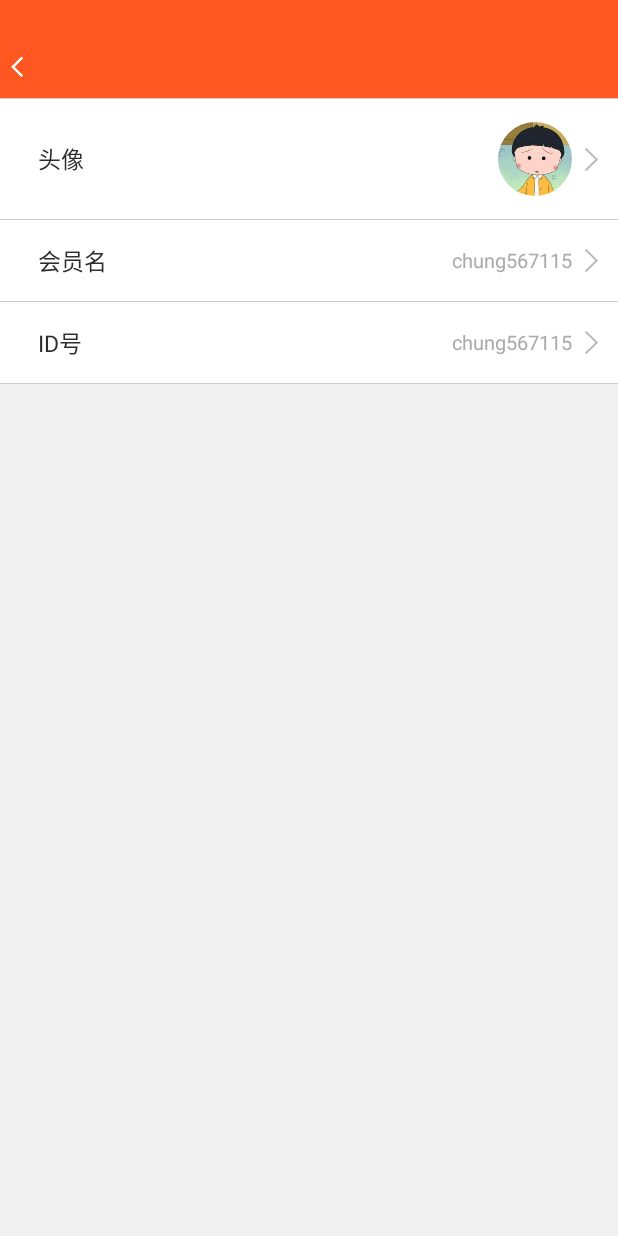
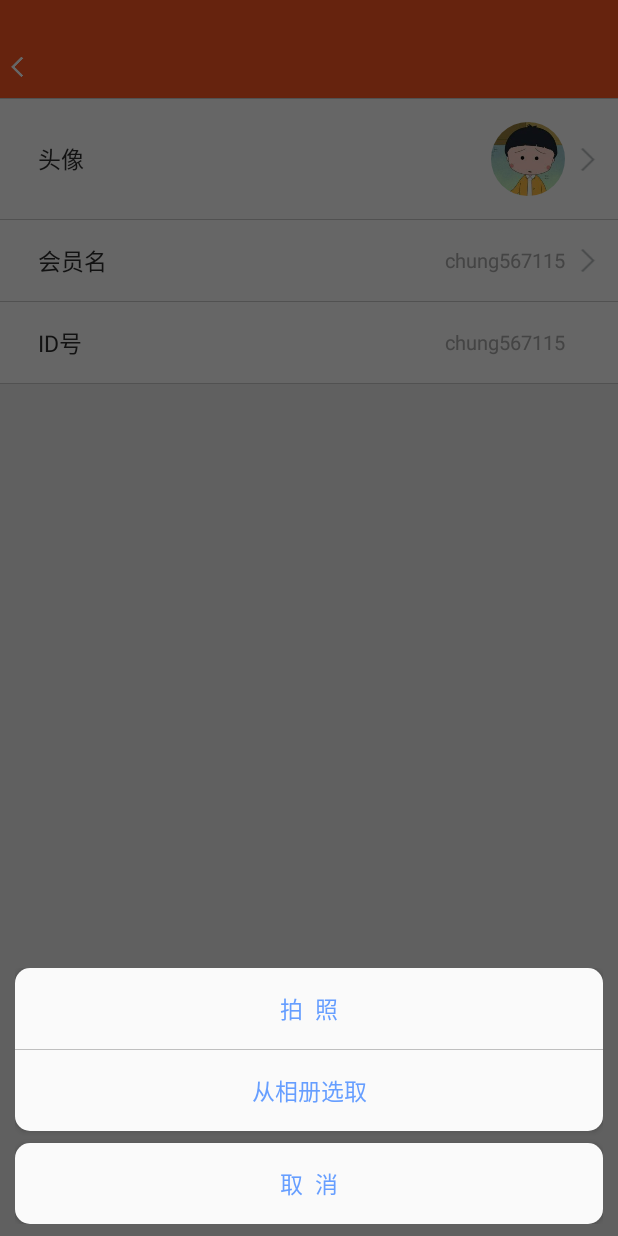
Before and after one commit to guojie1992/YiYuanDuoBao_Android, an Android app: the PersonalInfoActivity screen opened directly, with no data from a screen before it, after a tap on "头像", on a phone screen of 412 x 824 dp. Run offline under Robolectric (Android 15) with nearby library versions, the phone set to English and light mode, and no system bars; our stand-ins replace ButterKnife, CircleImageView; libraries missing offline, so code that uses them is left out: com.orhanobut.logger.

Commit message:
20160814 iosDialog

```diff
--- a/app/src/main/java/so/len/duobao/activity/PersonalInfoActivity.java
+++ b/app/src/main/java/so/len/duobao/activity/PersonalInfoActivity.java
@@ -12,6 +12,7 @@ import butterknife.OnClick;
 import de.hdodenhof.circleimageview.CircleImageView;
 import so.len.duobao.R;
 import so.len.duobao.customView.TopMenuBar;
+import so.len.duobao.customView.iOSActionSheetDialog;
 import so.len.duobao.iPresenter.PersonalInfoPresenter;
 import so.len.duobao.iView.IPersonalInfoView;
 
@@ -64,20 +65,21 @@ public class PersonalInfoActivity extends BaseActivity implements IPersonalInfoV
         });
     }
 
-    @OnClick({R.id.ll_head_pic_activity_personal_info, R.id.ll_username_activity_personal_info, R.id.ll_id_activity_personal_info})
+    @OnClick({R.id.ll_head_pic_activity_personal_info, R.id.ll_username_activity_personal_info})
     public void onClick(View view) {
         switch (view.getId()) {
             case R.id.ll_head_pic_activity_personal_info:
-                toast("ll_head_pic_activity_personal_info");
+                iOSActionSheetDialog dialog = new iOSActionSheetDialog(PersonalInfoActivity.this);
+                dialog.builder()
+                        .setCancelable(true)
+                        .setCanceledOnTouchOutside(true)
+                        .show();
                 break;
             case R.id.ll_username_activity_personal_info:
                 Intent intent = new Intent();
                 intent.setClass(PersonalInfoActivity.this, ChangeUsernameActivity.class);
                 startActivity(intent);
                 break;
-            case R.id.ll_id_activity_personal_info:
-                toast("ll_id_activity_personal_info");
-                break;
         }
     }
 }
--- /dev/null
+++ b/app/src/main/java/so/len/duobao/customView/iOSActionSheetDialog.java
@@ -0,0 +1,108 @@
+package so.len.duobao.customView;
+
+import android.app.Activity;
+import android.app.Dialog;
+import android.content.Context;
+import android.content.Intent;
+import android.net.Uri;
+import android.os.Environment;
+import android.provider.MediaStore;
+import android.view.Display;
+import android.view.Gravity;
+import android.view.LayoutInflater;
+import android.view.View;
+import android.view.View.OnClickListener;
+import android.view.Window;
+import android.view.WindowManager;
+import android.widget.Button;
+
+import so.len.duobao.R;
+
+import java.io.File;
+public class iOSActionSheetDialog {
+    private Context context;
+    private Dialog dialog;
+    private Button btn_take_photo;
+    private Button btn_choose_photo;
+    private Button btn_cancel;
+    private Display display;
+
+    public iOSActionSheetDialog(Context context) {
+        this.context = context;
+        WindowManager windowManager = (WindowManager) context
+                .getSystemService(Context.WINDOW_SERVICE);
+        display = windowManager.getDefaultDisplay();
+    }
+
+    public iOSActionSheetDialog builder() {
+        // 获取Dialog布局
+        View view = LayoutInflater.from(context).inflate(R.layout.view_iosactionsheetdialog, null);
+
+        // 设置Dialog最小宽度为屏幕宽度
+        view.setMinimumWidth(display.getWidth());
+
+        // 获取自定义Dialog布局中的控件
+        btn_take_photo = (Button) view.findViewById(R.id.btn_take_photo);
+        btn_take_photo.setOnClickListener(new OnClickListener() {
+            @Override
+            public void onClick(View v) {
+                dialog.dismiss();
+                Intent intentFromCapture = new Intent(MediaStore.ACTION_IMAGE_CAPTURE);
+                intentFromCapture.putExtra(MediaStore.EXTRA_OUTPUT, Uri.fromFile(new File(Environment.getExternalStorageDirectory(), "head.png")));
+                ((Activity) context).startActivityForResult(intentFromCapture, 1);
+            }
+        });
+        btn_choose_photo = (Button) view.findViewById(R.id.btn_choose_photo);
+        btn_choose_photo.setOnClickListener(new OnClickListener() {
+            @Override
+            public void onClick(View v) {
+                dialog.dismiss();
+                Intent intentFromGallery = new Intent();
+                intentFromGallery.setType("image/*"); // 设置文件类型
+                intentFromGallery.setAction(Intent.ACTION_GET_CONTENT);
+                ((Activity) context).startActivityForResult(intentFromGallery, 2);
+            }
+        });
+        btn_cancel = (Button) view.findViewById(R.id.btn_cancel);
+        btn_cancel.setOnClickListener(new OnClickListener() {
+            @Override
+            public void onClick(View v) {
+                dialog.dismiss();
+            }
+        });
+
+        // 定义Dialog布局和参数
+        dialog = new Dialog(context, R.style.iOSActionSheetDialogStyle);
+        dialog.setContentView(view);
+
+        Window dialogWindow = dialog.getWindow();
+        dialogWindow.setGravity(Gravity.LEFT | Gravity.BOTTOM);
+        WindowManager.LayoutParams lp = dialogWindow.getAttributes();
+        lp.x = 0;
+        lp.y = 0;
+        dialogWindow.setAttributes(lp);
+
+        return this;
+    }
+
+//    public iOSActionSheetDialog setTitle(String title) {
+//        showTitle = true;
+//        txt_title.setVisibility(View.VISIBLE);
+//        txt_title.setText(title);
+//        return this;
+//    }
+
+    public iOSActionSheetDialog setCancelable(boolean cancel) {
+        dialog.setCancelable(cancel);
+        return this;
+    }
+
+    public iOSActionSheetDialog setCanceledOnTouchOutside(boolean cancel) {
+        dialog.setCanceledOnTouchOutside(cancel);
+        return this;
+    }
+
+    public void show() {
+        dialog.show();
+    }
+}
--- a/app/src/main/res/layout/activity_personal_info.xml
+++ b/app/src/main/res/layout/activity_personal_info.xml
@@ -31,7 +31,7 @@
             <TextView
                 android:layout_width="0dp"
                 android:layout_height="wrap_content"
-                android:layout_weight="5"
+                android:layout_weight="10"
                 android:gravity="left"
                 android:layout_gravity="center_vertical"
                 android:layout_marginLeft="@dimen/dp_10"
@@ -49,7 +49,7 @@
                 android:padding="@dimen/dp_5"
                 android:src="@drawable/title"/>
             <ImageView
-                android:layout_width="wrap_content"
+                android:layout_width="@dimen/dp_20"
                 android:layout_height="wrap_content"
                 android:layout_gravity="center_vertical"
                 android:src="@mipmap/right_arrow"/>
@@ -90,7 +90,7 @@
                 android:textColor="@color/darker_gray"
                 android:textSize="@dimen/dp_13"/>
             <ImageView
-                android:layout_width="wrap_content"
+                android:layout_width="@dimen/dp_20"
                 android:layout_height="wrap_content"
                 android:layout_gravity="center_vertical"
                 android:src="@mipmap/right_arrow"/>
@@ -131,10 +131,9 @@
                 android:textColor="@color/darker_gray"
                 android:textSize="@dimen/dp_13"/>
             <ImageView
-                android:layout_width="wrap_content"
+                android:layout_width="@dimen/dp_20"
                 android:layout_height="wrap_content"
-                android:layout_gravity="center_vertical"
-                android:src="@mipmap/right_arrow"/>
+                android:layout_gravity="center_vertical"/>
         </LinearLayout>
         <View
             android:layout_width="match_parent"
--- a/app/src/main/res/layout/view_iosactionsheetdialog.xml
+++ b/app/src/main/res/layout/view_iosactionsheetdialog.xml
@@ -9,10 +9,10 @@
     android:paddingRight="10dp">
 
     <Button
-        android:id="@+id/pop_btn_take_photo"
+        android:id="@+id/btn_take_photo"
         android:layout_width="match_parent"
         android:layout_height="wrap_content"
-        android:background="@drawable/shape_popupwindow_take"
+        android:background="@drawable/shape_iosactionsheetdialog_take"
         android:padding="15dp"
         android:text="拍  照"
         android:textColor="@color/skyblue"
@@ -21,24 +21,24 @@
     <View
         android:layout_width="fill_parent"
         android:layout_height="1px"
-        android:background="@color/darker_gray" />
+        android:background="@color/gray" />
 
     <Button
-        android:id="@+id/pop_btn_choose_photo"
+        android:id="@+id/btn_choose_photo"
         android:layout_width="match_parent"
         android:layout_height="wrap_content"
-        android:background="@drawable/shape_popupwindow_choose"
+        android:background="@drawable/shape_iosactionsheetdialog_choose"
         android:padding="15dp"
         android:text="从相册选取"
         android:textColor="@color/skyblue"
         android:textSize="15sp" />
 
     <Button
-        android:id="@+id/pop_btn_cancel"
+        android:id="@+id/btn_cancel"
         android:layout_width="match_parent"
         android:layout_height="wrap_content"
         android:layout_marginTop="8dp"
-        android:background="@drawable/shape_popupwindow"
+        android:background="@drawable/shape_iosactionsheetdialog_cancel"
         android:padding="15dp"
         android:text="取  消"
         android:textColor="@color/skyblue"
--- a/app/src/main/res/layout/view_iosalertdialog.xml
+++ b/app/src/main/res/layout/view_iosalertdialog.xml
@@ -10,7 +10,7 @@
     android:layout_height="wrap_content"
     android:padding="@dimen/dp_10"
     android:orientation="vertical"
-    android:background="@drawable/shape_popupwindow_take">
+    android:background="@drawable/shape_iosactionsheetdialog_take">
     <TextView
         android:id="@+id/txt_title"
         android:layout_width="match_parent"
@@ -48,7 +48,7 @@
         android:layout_width="match_parent"
         android:layout_height="wrap_content"
         android:orientation="horizontal"
-        android:background="@drawable/shape_popupwindow_choose">
+        android:background="@drawable/shape_iosactionsheetdialog_choose">
 
         <Button
             android:id="@+id/btn_neg"
```
Also changed, not shown: app/src/main/java/so/len/duobao/customView/iOSAlertDialog.java (renamed from app/src/main/java/so/len/duobao/utils/iOSAlertDialog.java, +6 -7 lines), app/src/main/java/so/len/duobao/utils/iOSActionSheetDialog.java (deleted, +0 -249 lines), app/src/main/res/layout/activity_mine.xml (+6 -6 lines), app/src/main/res/drawable/shape_iosactionsheetdialog_cancel.xml (renamed from app/src/main/res/drawable/shape_popupwindow.xml), app/src/main/res/drawable/shape_iosactionsheetdialog_choose.xml (renamed from app/src/main/res/drawable/shape_popupwindow_choose.xml), app/src/main/res/drawable/shape_iosactionsheetdialog_take.xml (renamed from app/src/main/res/drawable/shape_popupwindow_take.xml).
